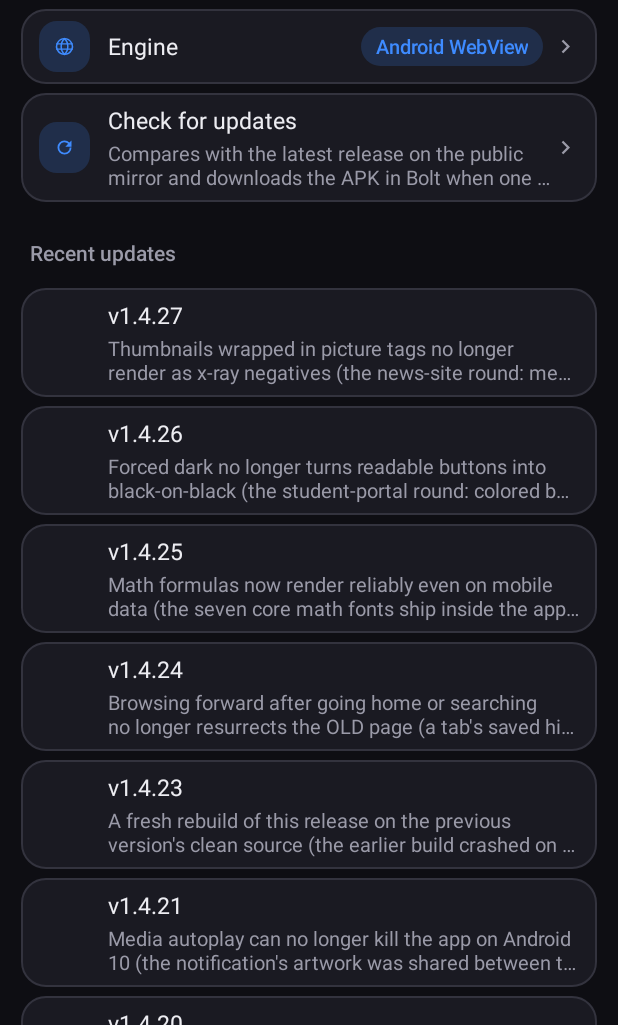
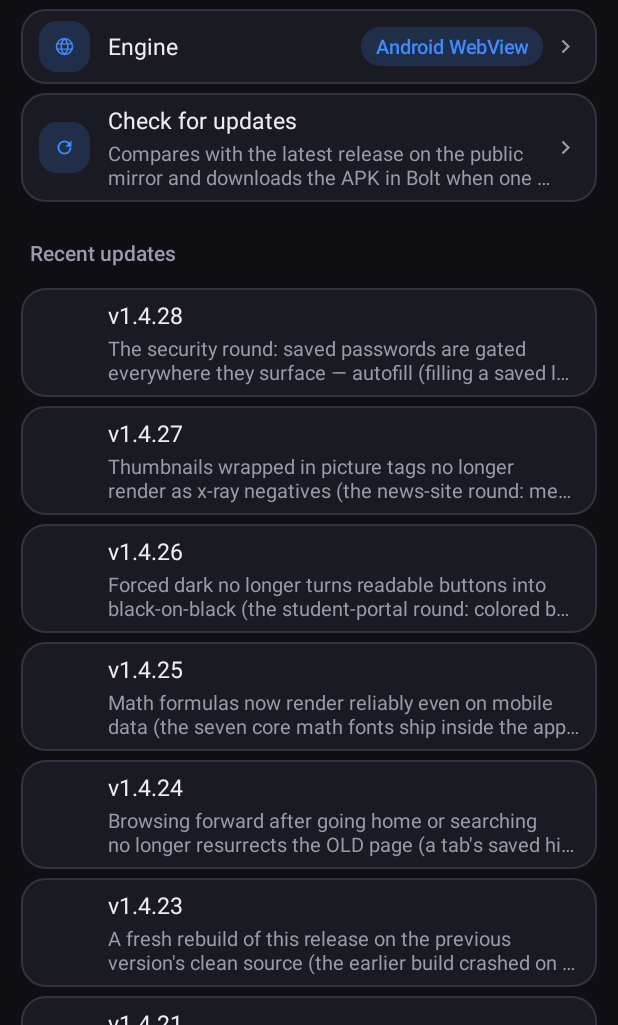
Before and after one commit to arfan1210/bolt-browser, an Android app: the AboutActivity screen opened directly, with no data from a screen before it, on a phone screen of 412 x 824 dp, the part 211-1236 px from its top. Run offline under Robolectric (Android 15) with nearby library versions, the phone set to English and light mode, and no system bars; 1 statement that could not run was skipped.

Commit message:
v1.4.28 WIP 4: the changelog + the log — the About 1.4.28 line, the CHANGELOG section, the README maintainer-log entry (the twenty-first session) + the future plans

```diff
--- a/app/src/main/res/values/strings.xml
+++ b/app/src/main/res/values/strings.xml
@@ -395,6 +395,7 @@
     <!-- one line per recent version (newest first), "version|summary";
          the About screen parses the pipe — keep entries single-line -->
     <string-array name="about_changelog">
+        <item>1.4.28|The security round: saved passwords are gated everywhere they surface — autofill (filling a saved login or even opening the account picker) now asks for the device unlock first (a ~60 second grace after one unlock, switchable in Saved passwords, default on), the vault screen no longer reveals its entries if you cancel the unlock prompt (it closes instead), and a backup that includes saved passwords first unlocks the device, then asks a passphrase: the zip carries the vault as AES-256-GCM ciphertext (never plaintext again — the scheduled auto-backup skips passwords rather than weaken them, and a restore asks the same passphrase); AI tables actually render now — the old text-span approach painted nothing on real devices, so each table is a real view drawing its true ruled grid (borders, row and column rules, bold header band) interleaved with the reply text, pixel-verified by the release pipeline; manga screen translate uses the AI vision path directly (the vertical-Japanese OCR models never ran in this engine — every failure is now visible in diagnostics instead of reading as zero characters); and picking a QR photo decodes at the photo\'s full resolution before any downsampling, so small stylized codes in big photos survive.</item>
         <item>1.4.27|Thumbnails wrapped in picture tags no longer render as x-ray negatives (the news-site round: media inside an already counter-inverted picture adds no second filter — one picture-wrapped photo reads exactly like a standalone one, and remote thumbnails over 48 px are treated as content so they never ride the flip; the menu icons stay untouched); screen translate is ONE content-aware pipeline now — every mode (full-page, basic and the manga pair) reads the screen at native per-tile resolution, places each card on its own text cluster (bubbles, paragraphs — sampled background and original line height, line breaks kept) and translates through the same robust AI channel with its retry ladders, while manga became a preprocessing variant instead of the separate pass that failed after a few runs; AI tables draw REAL ruled grids (outer border, row and column rules, bold header band, cell padding, theme-aware colors) instead of an aligned text slab; picking a QR photo from the gallery now decodes through the camera\'s full multi-pass kit at full resolution with rotation and crop passes, and the scanner\'s preview covers the screen from the first delivered frame (a readable diagnostic line included).</item>
         <item>1.4.26|Forced dark no longer turns readable buttons into black-on-black (the student-portal round: colored buttons and badges with white text — green, blue, teal, yellow, red — now keep their designed colors exactly like the dark buttons always did, and every remaining inverted text is clamped to a contrast target that stays readable at 4.5:1 or better); the faint hamburger menu is fixed for good (an icon inside a named menu wrapper rides the inversion immediately, and an image that has not decoded yet is re-examined when it loads instead of being classified once and forgotten); manga translation is back with a dedicated bubble-aware mode (one card placed inside each speech bubble with the bubble\'s own background and line height, line breaks kept, vertical Japanese models on demand — while the general full-page mode keeps the cell grid); AI tables that rendered empty now show every row, and ~subscript~ / ^superscript^ markdown works; the QR scanner\'s camera preview is upright, full-screen and aspect-true in every orientation, and stylized or low-contrast QR codes decode far more reliably.</item>
 <!-- v1.4.25 (2026-11-21): the reliability + coverage round — the core
```
Also changed, not shown: 2 other files.
